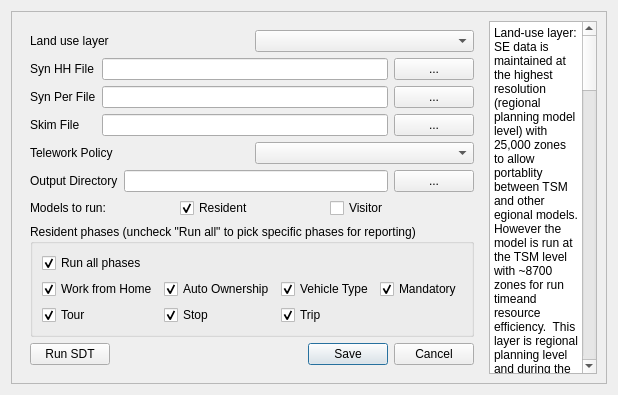
First picture: the form in ui/SDT_resident.ui, repository TSMv6/tsm_panel, before the edit.
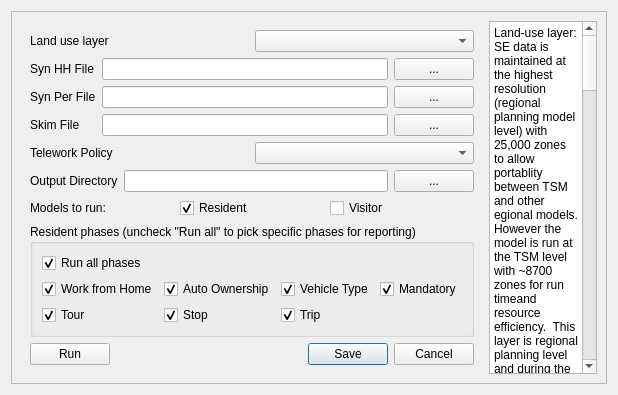
Second picture: the form after the edit.

The edit to the form file:
```diff
--- a/ui/SDT_resident.ui
+++ b/ui/SDT_resident.ui
@@ -255,7 +255,7 @@
            <item>
             <widget class="QPushButton" name="Run_SDTRes">
              <property name="text">
-              <string>Run SDT</string>
+              <string>Run</string>
              </property>
             </widget>
            </item>
```
